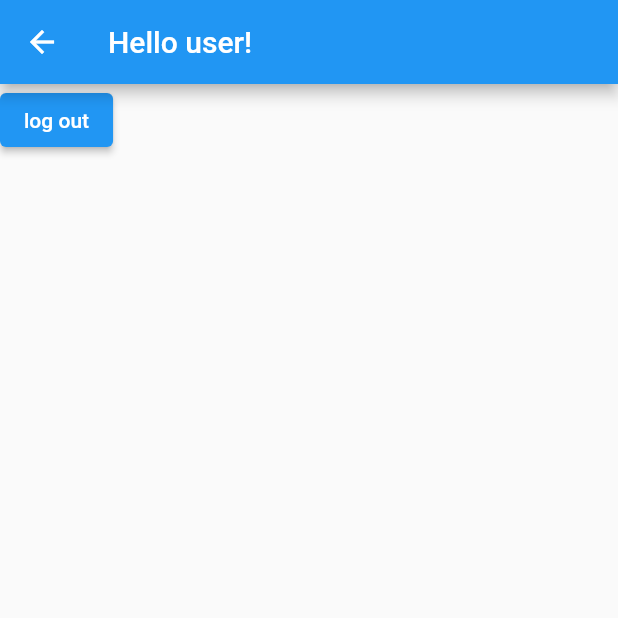
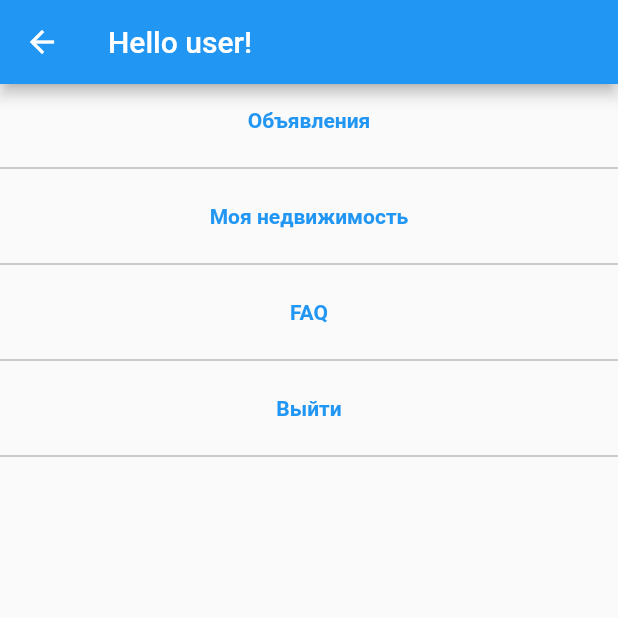
Before and after one commit to Valkorchik/my-house, a Flutter app: the AppDrawer screen opened directly, on a phone screen of 412 x 824 dp, the top half of it. Run offline on Flutter 3.47's test engine with Material 2 defaults, Android fonts, the phone set to English and light mode, and no system bars; our stand-ins replace animated_text_kit, auto_route, bloc, equatable, flutter_bloc, flutter_dotenv and 2 more; accounts and stored records are empty; network calls fail.

Commit message:
Added Drawer front design, providing info to advert list, details screen.

```diff
--- /dev/null
+++ b/lib/domain/entities/estate.dart
@@ -0,0 +1,59 @@
+// ignore_for_file: constant_identifier_names
+
+import 'package:equatable/equatable.dart';
+
+class Estate extends Equatable {
+  final String id;
+  final String name;
+  final String size;
+  final String price;
+  final String description;
+  final String town;
+  // final String image; TODO: Implementation with images
+
+  const Estate(
+      {required this.town,
+      required this.id,
+      required this.name,
+      required this.size,
+      required this.price,
+      required this.description});
+
+  @override
+  List<Object?> get props => [name, size, price, description, id];
+}
+
+class EstateList {
+  final List<Estate> _items = [
+    const Estate(
+      id: 'e1',
+      name: 'Flat',
+      size: '122',
+      price: '10',
+      description: 'Small pretty flat',
+      town: 'г. Москва',
+    ),
+    const Estate(
+        id: 'e2',
+        name: 'House',
+        size: '1220',
+        price: '100',
+        description: 'Big king house',
+        town: 'г. Нью Йорк'),
+    const Estate(
+        id: 'e3',
+        name: 'Mansion',
+        size: '270',
+        price: '176',
+        description: 'Beautifull mansion',
+        town: 'г. Осло'),
+  ];
+
+  List<Estate> get items {
+    return [..._items];
+  }
+
+  Estate findById(String id) {
+    return _items.firstWhere((element) => element.id == id);
+  }
+}
--- /dev/null
+++ b/lib/presentation/bloc/estate/estate_bloc.dart
@@ -0,0 +1,21 @@
+import 'package:bloc/bloc.dart';
+import 'package:equatable/equatable.dart';
+
+import '../../../domain/entities/estate.dart';
+
+part 'estate_event.dart';
+part 'estate_state.dart';
+
+class EstateBloc extends Bloc<EstateEvent, EstateState> {
+  final EstateList estateList;
+
+  EstateBloc(this.estateList) : super(EstateInitial()) {
+    on<GetEstatesEvent>(_onGetEstates);
+  }
+
+  _onGetEstates(event, emit) {
+    emit(EstateLoading());
+    //Estate repository get from server .....
+    emit(EstateLoaded());
+  }
+}
--- /dev/null
+++ b/lib/presentation/bloc/estate/estate_event.dart
@@ -0,0 +1,10 @@
+part of 'estate_bloc.dart';
+
+abstract class EstateEvent extends Equatable {
+  const EstateEvent();
+
+  @override
+  List<Object> get props => [];
+}
+
+class GetEstatesEvent extends EstateEvent {}
--- /dev/null
+++ b/lib/presentation/bloc/estate/estate_state.dart
@@ -0,0 +1,14 @@
+part of 'estate_bloc.dart';
+
+abstract class EstateState extends Equatable {
+  const EstateState();
+
+  @override
+  List<Object> get props => [];
+}
+
+class EstateInitial extends EstateState {}
+
+class EstateLoading extends EstateState {}
+
+class EstateLoaded extends EstateState {}
--- a/lib/presentation/pages/auth/auth_page.dart
+++ b/lib/presentation/pages/auth/auth_page.dart
@@ -18,7 +18,6 @@ class AuthPage extends StatelessWidget {
     return Scaffold(
         body: Stack(children: [
       Container(
-        //TODO: Add hero animation
         width: deviceSize.width,
         height: deviceSize.height,
         decoration: const BoxDecoration(
--- a/lib/presentation/routes/router.dart
+++ b/lib/presentation/routes/router.dart
@@ -1,4 +1,5 @@
 import 'package:auto_route/auto_route.dart';
+import 'package:my_house/presentation/pages/ad_list/advert_item_details.dart';
 import 'package:my_house/presentation/pages/auth/auth_page.dart';
 import 'package:my_house/presentation/pages/ad_list/adverts_list_page.dart';
 import '../pages/splash/splash_page.dart';
@@ -9,6 +10,7 @@ import '../pages/splash/splash_page.dart';
     AutoRoute(page: SplashPage, path: '/', initial: true),
     AutoRoute(page: AuthPage, path: 'auth'),
     AutoRoute(page: AdvertsListPage, path: 'adverts-list'),
+    AutoRoute(page: AdvertItemDetails, path: 'item-details'),
   ],
 )
 class $AppRouter {}
--- a/lib/presentation/widgets/app_drawer.dart
+++ b/lib/presentation/widgets/app_drawer.dart
@@ -14,13 +14,51 @@ class AppDrawer extends StatelessWidget {
           appBar: AppBar(
             title: const Text('Hello user!'),
           ),
-          body: ElevatedButton(
-              onPressed: () {
-                BlocProvider.of<AuthBloc>(context, listen: false)
-                    .add(const LogoutEvent());
-                context.router.replace(const SplashRoute());
-              },
-              child: const Text('log out'))),
+          body: Column(
+            crossAxisAlignment: CrossAxisAlignment.stretch,
+            children: [
+              TextButton(
+                  onPressed: () {},
+                  child: const Text(
+                    'Объявления',
+                    style: TextStyle(fontWeight: FontWeight.bold),
+                  )),
+              Divider(
+                color: Colors.grey.shade500,
+              ),
+              TextButton(
+                  onPressed: () {},
+                  child: const Text(
+                    'Моя недвижимость',
+                    style: TextStyle(fontWeight: FontWeight.bold),
+                  )),
+              Divider(
+                color: Colors.grey.shade500,
+              ),
+              TextButton(
+                  onPressed: () {},
+                  child: const Text(
+                    'FAQ',
+                    style: TextStyle(fontWeight: FontWeight.bold),
+                  )),
+              Divider(
+                color: Colors.grey.shade500,
+              ),
+              TextButton(
+                  onPressed: () {
+                    BlocProvider.of<AuthBloc>(context, listen: false)
+                        .add(const LogoutEvent());
+                    context.router.replace(const SplashRoute());
+                  },
+                  child: const Text(
+                    'Выйти',
+                    style: TextStyle(fontWeight: FontWeight.bold),
+                  )),
+              Divider(
+                color: Colors.grey.shade500,
+              ),
+            ],
+          )),
     );
   }
 }
```
Also changed, not shown: lib/main.dart (+13 -2 lines), lib/presentation/pages/ad_list/advert_item_details.dart (added, +65 -0 lines), lib/presentation/pages/ad_list/adverts_list_item.dart (+52 -7 lines), lib/presentation/pages/ad_list/adverts_list_page.dart (+22 -3 lines), assets/images/image-placeholder.png (added), lib/presentation/routes/router.gr.dart, pubspec.lock.
